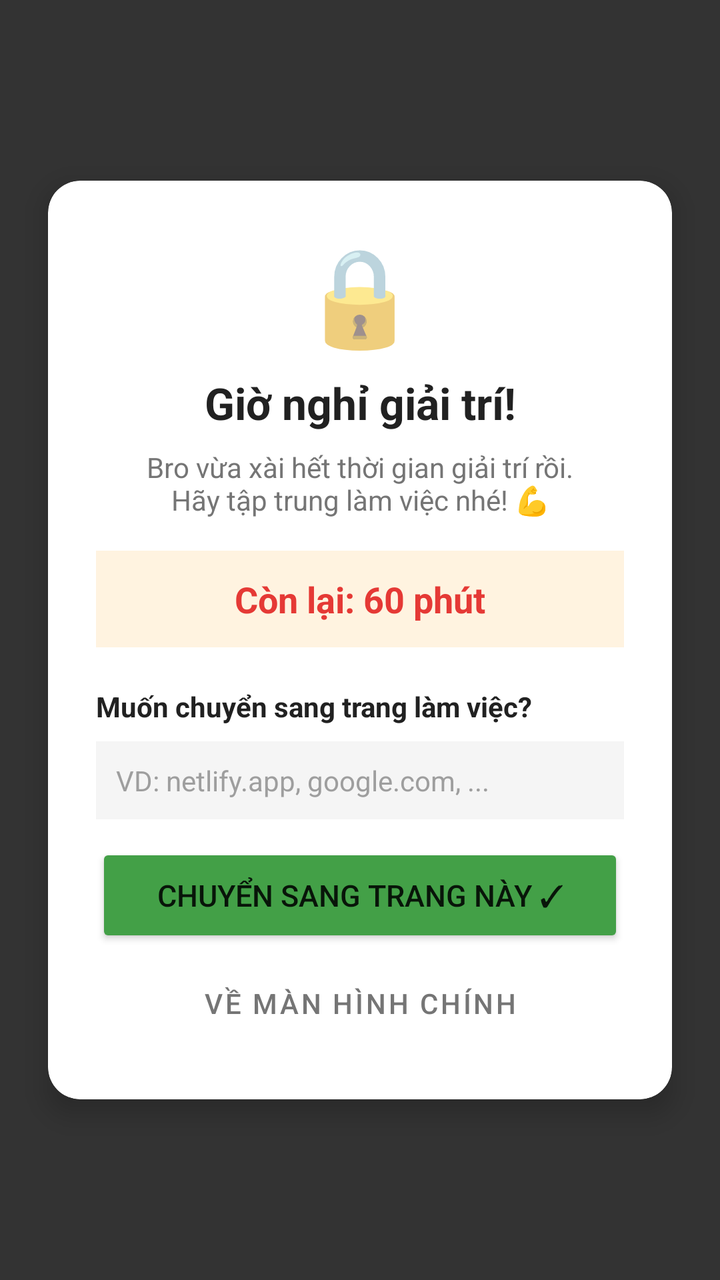
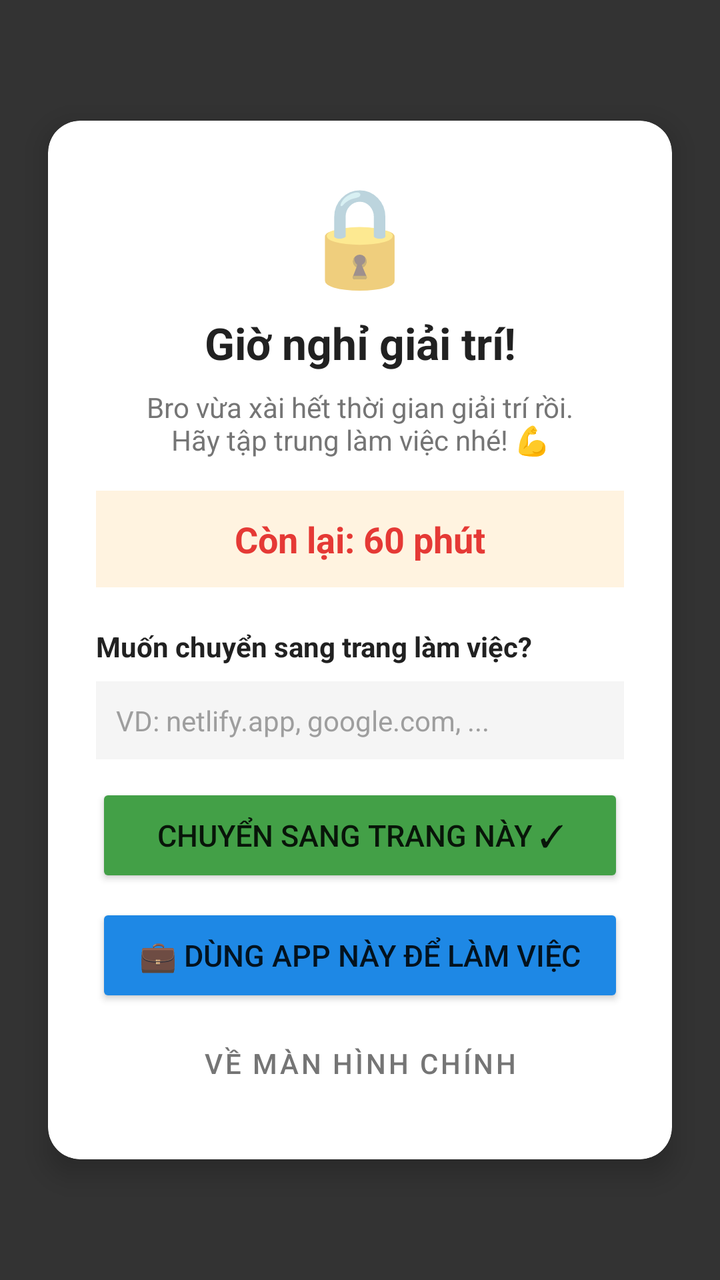

Two renders of the same Android screen: before a commit and after it. Below are the layout's source before the change and the commit's diff.
<!-- AndroidManifest.xml: application theme Theme.IntentGuard -->
<!-- res/layout/overlay_cooldown.xml -->
<?xml version="1.0" encoding="utf-8"?>
<FrameLayout xmlns:android="http://schemas.android.com/apk/res/android"
    android:layout_width="match_parent"
    android:layout_height="match_parent"
    android:background="#CC000000">

    <androidx.cardview.widget.CardView
        xmlns:app="http://schemas.android.com/apk/res-auto"
        android:layout_width="match_parent"
        android:layout_height="wrap_content"
        android:layout_gravity="center"
        android:layout_margin="24dp"
        app:cardCornerRadius="16dp"
        app:cardElevation="8dp"
        app:cardBackgroundColor="#FFFFFF">

        <LinearLayout
            android:layout_width="match_parent"
            android:layout_height="wrap_content"
            android:orientation="vertical"
            android:padding="24dp"
            android:gravity="center">

            <TextView
                android:layout_width="wrap_content"
                android:layout_height="wrap_content"
                android:text="🔒"
                android:textSize="48sp" />

            <TextView
                android:layout_width="match_parent"
                android:layout_height="wrap_content"
                android:text="Giờ nghỉ giải trí!"
                android:textSize="22sp"
                android:textStyle="bold"
                android:textColor="#212121"
                android:gravity="center"
                android:layout_marginTop="8dp" />

            <TextView
                android:layout_width="match_parent"
                android:layout_height="wrap_content"
                android:text="Bro vừa xài hết thời gian giải trí rồi.\nHãy tập trung làm việc nhé! 💪"
                android:textSize="14sp"
                android:textColor="#757575"
                android:gravity="center"
                android:layout_marginTop="8dp" />

            <TextView
                android:id="@+id/tvCooldownTime"
                android:layout_width="match_parent"
                android:layout_height="wrap_content"
                android:text="Còn lại: 60 phút"
                android:textSize="18sp"
                android:textStyle="bold"
                android:textColor="#E53935"
                android:gravity="center"
                android:layout_marginTop="16dp"
                android:background="#FFF3E0"
                android:padding="12dp" />

            <TextView
                android:layout_width="match_parent"
                android:layout_height="wrap_content"
                android:text="Muốn chuyển sang trang làm việc?"
                android:textSize="14sp"
                android:textColor="#212121"
                android:textStyle="bold"
                android:layout_marginTop="20dp" />

            <EditText
                android:id="@+id/etWorkUrl"
                android:layout_width="match_parent"
                android:layout_height="wrap_content"
                android:hint="VD: netlify.app, google.com, ..."
                android:textSize="14sp"
                android:textColor="#212121"
                android:textColorHint="#9E9E9E"
                android:inputType="textUri"
                android:background="#F5F5F5"
                android:padding="10dp"
                android:layout_marginTop="8dp" />

            <Button
                android:id="@+id/btnSwitchUrl"
                android:layout_width="match_parent"
                android:layout_height="52dp"
                android:text="Chuyển sang trang này ✓"
                android:textSize="15sp"
                android:layout_marginTop="12dp"
                android:backgroundTint="#43A047" />

            <Button
                android:id="@+id/btnGoHome"
                style="@style/Widget.MaterialComponents.Button.TextButton"
                android:layout_width="match_parent"
                android:layout_height="wrap_content"
                android:text="Về màn hình chính"
                android:textColor="#757575"
                android:layout_marginTop="4dp" />

        </LinearLayout>
    </androidx.cardview.widget.CardView>
</FrameLayout>
<!-- resources referenced by this layout -->
<resources>
  <style name="Theme.IntentGuard" parent="Theme.MaterialComponents.DayNight.DarkActionBar">
          <item name="colorPrimary">#6200EE</item>
          <item name="colorPrimaryVariant">#3700B3</item>
          <item name="colorOnPrimary">#FFFFFF</item>
          <item name="colorSecondary">#03DAC5</item>
          <item name="colorSecondaryVariant">#018786</item>
          <item name="colorOnSecondary">#000000</item>
          <item name="android:statusBarColor">?attr/colorPrimaryVariant</item>
      </style>
</resources>

<!-- the commit's change to res/layout/overlay_cooldown.xml (unified diff, before → after) -->
@@ -91,6 +91,15 @@
                 android:backgroundTint="#43A047" />
 
             <Button
+                android:id="@+id/btnUseForWork"
+                android:layout_width="match_parent"
+                android:layout_height="52dp"
+                android:text="💼 Dùng app này để làm việc"
+                android:textSize="15sp"
+                android:layout_marginTop="8dp"
+                android:backgroundTint="#1E88E5" />
+
+            <Button
                 android:id="@+id/btnGoHome"
                 style="@style/Widget.MaterialComponents.Button.TextButton"
                 android:layout_width="match_parent"
